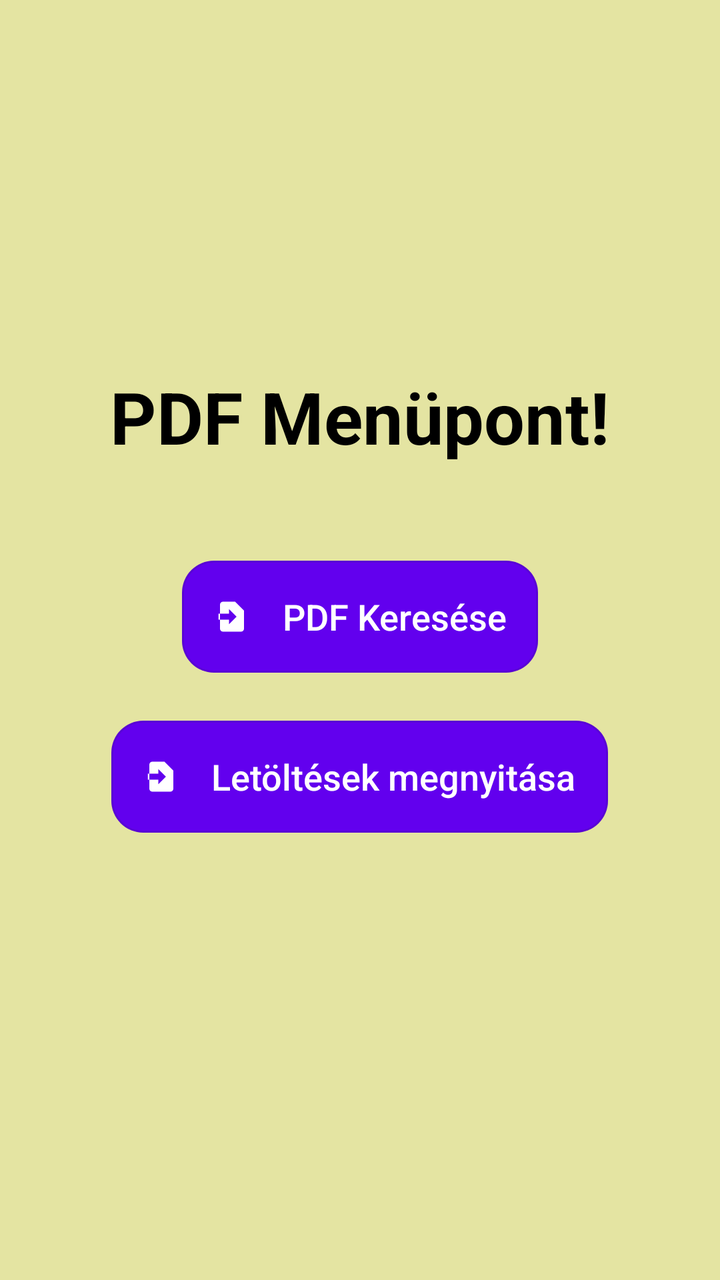
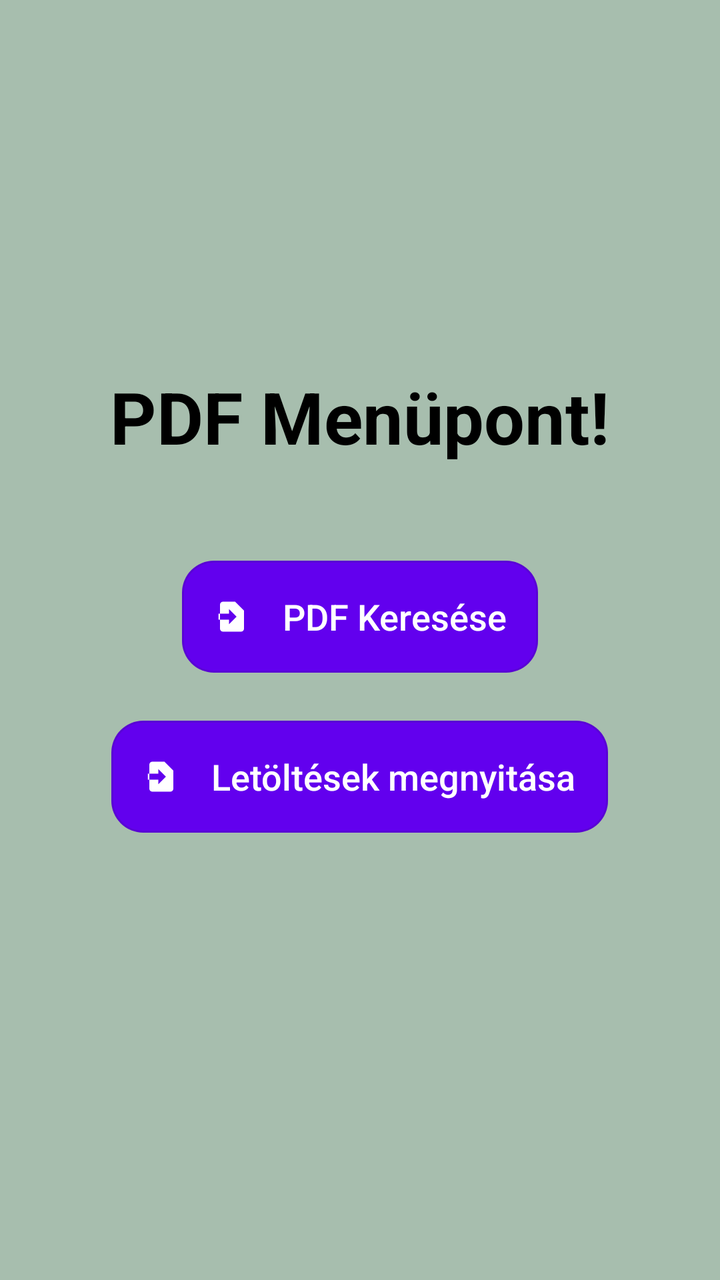

An Android layout rendered at two revisions. The XML below is the earlier revision; the diff shows what the commit changed to produce the second picture.
<!-- AndroidManifest.xml: application theme Theme.Szakdoga -->
<!-- res/layout/pdfopen_page.xml -->
<?xml version="1.0" encoding="utf-8"?>
<androidx.constraintlayout.widget.ConstraintLayout xmlns:android="http://schemas.android.com/apk/res/android"
    xmlns:tools="http://schemas.android.com/tools"
    xmlns:app="http://schemas.android.com/apk/res-auto"
    tools:context=".PDFOpen"
    android:id="@+id/main"
    android:layout_width="match_parent"
    android:layout_height="match_parent"
    android:background="@color/beige"
    android:padding="24dp">

    <LinearLayout
        android:layout_width="match_parent"
        android:layout_height="wrap_content"
        android:orientation="vertical"
        android:gravity="center_horizontal"
        app:layout_constraintTop_toTopOf="parent"
        app:layout_constraintBottom_toBottomOf="parent"
        app:layout_constraintStart_toStartOf="parent"
        app:layout_constraintEnd_toEndOf="parent">

        <TextView
            android:id="@+id/title"
            android:layout_width="wrap_content"
            android:layout_height="wrap_content"
            android:text="PDF Menüpont!"
            android:textSize="36sp"
            android:textStyle="bold"
            android:textColor="@color/black"
            android:layout_marginBottom="48dp"/>


    
        <com.google.android.material.button.MaterialButton
            android:id="@+id/searchPdf"
            android:layout_width="wrap_content"
            android:layout_height="wrap_content"
            android:onClick="pdfSearch"
            android:layout_marginBottom="24dp"
            android:minHeight="56dp"
            android:paddingVertical="12dp"
            android:textColor="@android:color/white"
            android:textSize="18sp"
            android:textAllCaps="false"
            android:letterSpacing="0"
            android:text="PDF Keresése"
            android:insetTop="0dp"
            android:insetBottom="0dp"
            app:cornerRadius="16dp"
            app:backgroundTint="@color/primary"
            app:rippleColor="@color/primary_dark"
            app:icon="@drawable/ic_login"
            app:iconGravity="textStart"
            app:iconTint="@android:color/white"
            app:iconPadding="16dp"
            style="@style/Widget.MaterialComponents.Button.OutlinedButton"
            app:layout_constraintWidth_percent="0.8"/>

        <com.google.android.material.button.MaterialButton
            android:id="@+id/pickPdfButton"
            app:layout_constraintTop_toBottomOf="@id/searchPdf"
            android:layout_width="wrap_content"
            android:layout_height="wrap_content"
            android:layout_marginBottom="24dp"
            android:minHeight="56dp"
            android:paddingVertical="12dp"
            android:textColor="@android:color/white"
            android:textSize="18sp"
            android:textAllCaps="false"
            android:letterSpacing="0"
            android:text="Letöltések megnyitása"
            android:insetTop="0dp"
            android:insetBottom="0dp"
            app:cornerRadius="16dp"
            app:backgroundTint="@color/primary"
            app:rippleColor="@color/primary_dark"
            app:icon="@drawable/ic_login"
            app:iconGravity="textStart"
            app:iconTint="@android:color/white"
            app:iconPadding="16dp"
            style="@style/Widget.MaterialComponents.Button.OutlinedButton"
            app:layout_constraintWidth_percent="0.8"
            tools:ignore="OnClick" />


        
        <com.rajat.pdfviewer.PdfRendererView
            android:id="@+id/pdfView"
            android:layout_width="0dp"
            android:layout_height="0dp"
            app:pdfView_showDivider="true"
            app:pdfView_enableZoom="true"
            app:layout_constraintTop_toBottomOf="@id/searchPdf"
            app:layout_constraintStart_toStartOf="parent"
            app:layout_constraintEnd_toEndOf="parent"
            app:layout_constraintBottom_toBottomOf="parent"
            android:layout_marginTop="16dp"/>
    </LinearLayout>

    </androidx.constraintlayout.widget.ConstraintLayout>
<!-- resources referenced by this layout -->
<resources>
  <color name="beige">#e4e4a2</color>
  <color name="black">#FF000000</color>
  <color name="primary">#6200EE</color>
  <color name="primary_dark">#3700B3</color>
  <!-- drawable ic_login (drawable) -->
  <vector xmlns:android="http://schemas.android.com/apk/res/android"
      android:width="24dp"
      android:height="24dp"
      android:viewportWidth="24"
      android:viewportHeight="24">
      <path
          android:fillColor="#FFFFFF"
          android:pathData="M10,17v-3H3v-4h7V7l5,5l-5,5M14,2H6A2,2 0 0,0 4,4v16a2,2 0 0,0 2,2h12a2,2 0 0,0 2,-2V8L14,2z"/>
  </vector>
  <style name="Theme.Szakdoga" parent="Base.Theme.Szakdoga" />
  <style name="Base.Theme.Szakdoga" parent="Theme.Material3.DayNight.NoActionBar">
          
          
      </style>
</resources>

<!-- the commit's change to res/layout/pdfopen_page.xml (unified diff, before → after) -->
@@ -6,7 +6,7 @@
     android:id="@+id/main"
     android:layout_width="match_parent"
     android:layout_height="match_parent"
-    android:background="@color/beige"
+    android:background="@color/background"
     android:padding="24dp">
 
     <LinearLayout
<!-- resource entries referenced after the edit -->
@@ -1,6 +1,6 @@
 <!-- resources referenced by this layout -->
 <resources>
-  <color name="beige">#e4e4a2</color>
+  <color name="background">#A7BEAE</color>
   <color name="black">#FF000000</color>
   <color name="primary">#6200EE</color>
   <color name="primary_dark">#3700B3</color>
